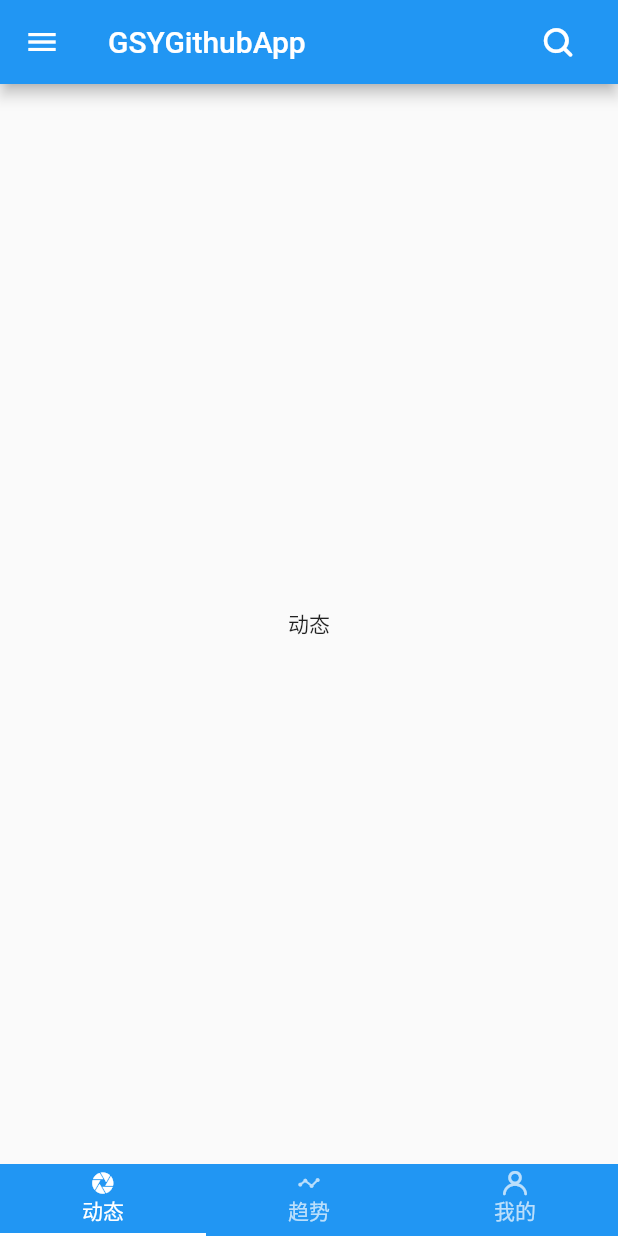
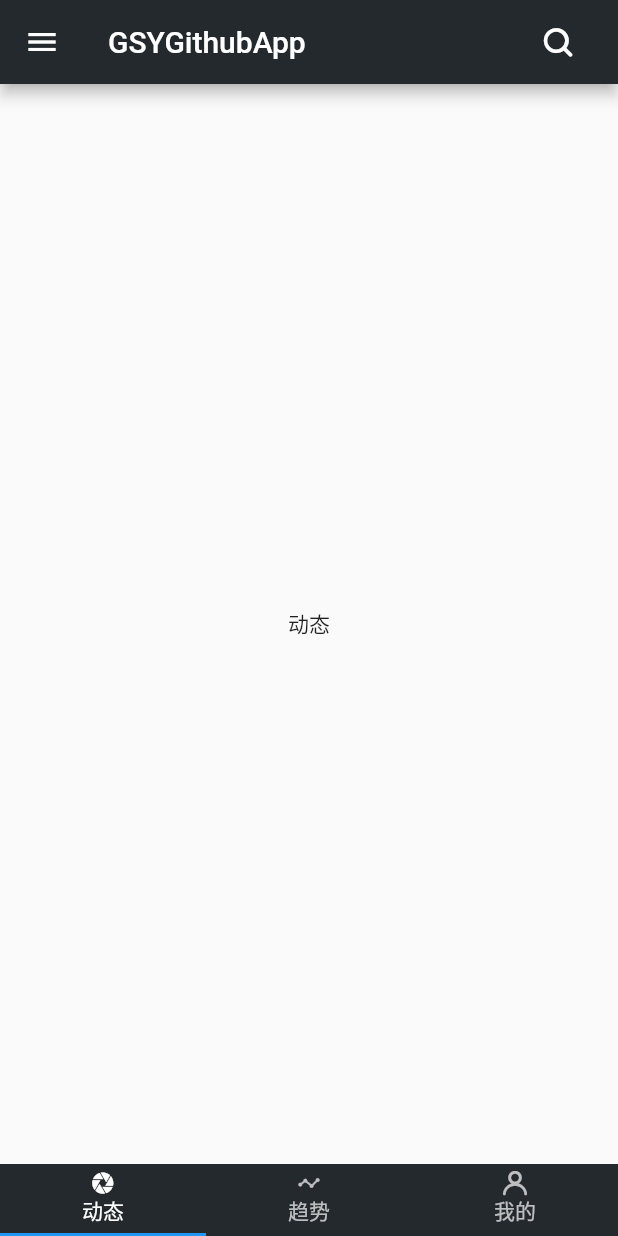
Before and after one commit to yuefan6254/github_flutter, a Flutter app: the screen it shows after launch, on a phone screen of 412 x 824 dp. Run offline on Flutter 3.47's test engine with Material 2 defaults, Android fonts, the phone set to English and light mode, and no system bars; our stand-ins replace flutter_redux, redux, rxdart.

Commit message:
完善 Store 创建

```diff
--- a/lib/app.dart
+++ b/lib/app.dart
@@ -1,6 +1,12 @@
 import 'package:flutter/material.dart';
+import 'package:github_flutter/common/style/gsy_style.dart';
+import 'package:github_flutter/common/utils/common_utils.dart';
+import 'package:github_flutter/redux/gsy_state.dart';
 import 'pages/welcome_page.dart';
 import 'pages/home/home_page.dart';
+import 'package:redux/redux.dart';
+import 'model/User.dart';
+import 'package:flutter_redux/flutter_redux.dart';
 
 class FlutterReduxApp extends StatefulWidget {
   @override
@@ -8,9 +14,29 @@ class FlutterReduxApp extends StatefulWidget {
 }
 
 class _FlutterReduxAppState extends State<FlutterReduxApp> {
+  // 创建容器
+  final store = new Store<GSYState>(
+    appReducer,
+
+    // 中间件
+    middleware: middleware,
+
+    // 初始化数据
+    initialState: new GSYState(
+        userInfo: User.empty(),
+        login: false,
+        themeData: CommonUtils.getThemeDtata(GSYColors.primarySwatch),
+        locale: Locale('zh', 'en')),
+  );
   @override
   Widget build(BuildContext context) {
+    return new StoreProvider(
+      store: store,
+      child: new StoreBuilder<GSYState>(builder: (context, store) {
+        store.state.platformLocale = WidgetsBinding.instance.window.locale;
         return MaterialApp(
+          theme: store.state.themeData,
+          // 命名式路由
           routes: {
             WelcomePage.sName: (context) {
               return WelcomePage();
@@ -20,5 +46,7 @@ class _FlutterReduxAppState extends State<FlutterReduxApp> {
             }
           },
         );
+      }),
+    );
   }
 }
--- /dev/null
+++ b/lib/common/utils/common_utils.dart
@@ -0,0 +1,11 @@
+import 'package:flutter/material.dart';
+
+/**
+ * 通用逻辑
+ */
+
+class CommonUtils {
+  static getThemeDtata(Color color) {
+    return ThemeData(primaryColor: color, platform: TargetPlatform.android);
+  }
+}
--- a/lib/model/User.dart
+++ b/lib/model/User.dart
@@ -1,4 +1,3 @@
-import 'package:github_flutter/pages/dynamic/dynamic_page.dart';
 import 'package:json_annotation/json_annotation.dart';
 
 part 'User.g.dart';
--- a/lib/redux/gsy_state.dart
+++ b/lib/redux/gsy_state.dart
@@ -1,6 +1,7 @@
 import 'package:flutter/material.dart';
 import 'package:github_flutter/model/User.dart';
 import 'package:github_flutter/redux/user_redux.dart';
+import 'package:redux/redux.dart';
 
 /**
  * Redux 全局State
@@ -23,11 +24,18 @@ class GSYState {
   // 是否登录
   bool login;
 
-  GSYState({this.userInfo, this.themeData, this.locale, this.platformLocale});
+  GSYState(
+      {this.userInfo,
+      this.themeData,
+      this.locale,
+      this.platformLocale,
+      this.login});
 }
 
-GSYState appRender(GSYState state, action) {
+GSYState appReducer(GSYState state, action) {
   return GSYState(
     userInfo: UserReducer(state.userInfo, action),
   );
 }
+
+final List<Middleware<GSYState>> middleware = [];
--- a/lib/redux/user_redux.dart
+++ b/lib/redux/user_redux.dart
@@ -9,10 +9,12 @@ import 'package:rxdart/rxdart.dart';
  * 用户相关redux
  */
 
+// 通过typedReducer将UpdateUserAction和reducers关联
 final UserReducer = combineReducers<User>([
   TypedReducer<User, UpadateUserAction>(_updateLoaded),
 ]);
 
+// UpdateUserAction 发起请求，由_updateLoaded进行逻辑处理
 User _updateLoaded(User user, action) {
   user = action.userInfo;
   return user;
@@ -26,6 +28,7 @@ class UpadateUserAction {
 
 class FetchUserAction {}
 
+// 用户信息state 中间件
 class UserInfoMiddleware implements MiddlewareClass<GSYState> {
   void call(Store<GSYState> store, dynamic action, NextDispatcher next) {
     if (action is UpadateUserAction) {
--- a/pubspec.yaml
+++ b/pubspec.yaml
@@ -27,6 +27,7 @@ dependencies:
   json_annotation: 3.1.1
   redux: ^4.0.0+3
   rxdart: ^0.25.0
+  flutter_redux: ^0.7.0
 
 
   # The following adds the Cupertino Icons font to your application.
```
Also changed, not shown: pubspec.lock. Lines whose indentation alone changed are shown as unchanged.
